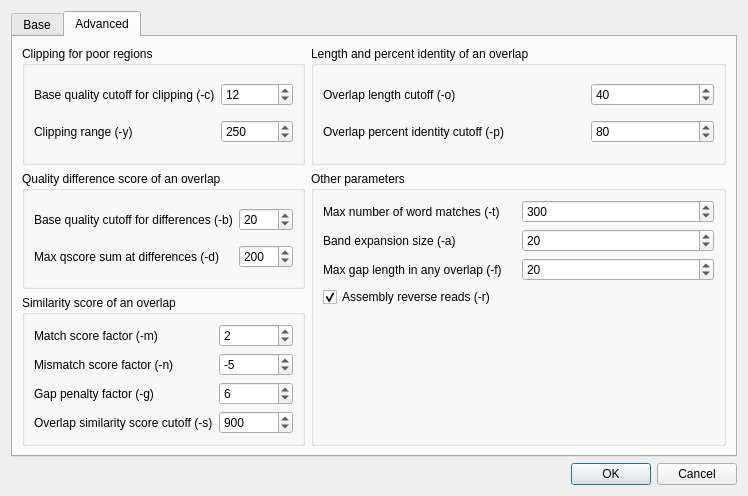
The window that src/plugins/external_tool_support/src/cap3/CAP3SupportDialog.ui (violethaze74/ugene) describes before a commit, drawn with Qt 5.
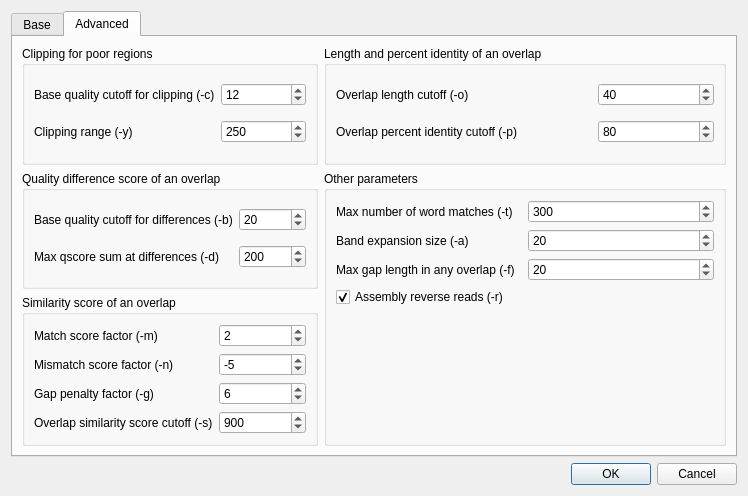
The same window after the commit.

Commit message: UGENE-5990 Change possible values of CAP3 parameters

Diff of the .ui file:
```diff
--- a/src/plugins/external_tool_support/src/cap3/CAP3SupportDialog.ui
+++ b/src/plugins/external_tool_support/src/cap3/CAP3SupportDialog.ui
@@ -155,7 +155,7 @@
              <number>6</number>
             </property>
             <property name="maximum">
-             <number>1000</number>
+             <number>2147483647</number>
             </property>
             <property name="value">
              <number>250</number>
@@ -184,7 +184,7 @@
              <number>16</number>
             </property>
             <property name="maximum">
-             <number>65535</number>
+             <number>2147483647</number>
             </property>
             <property name="value">
              <number>40</number>
@@ -204,7 +204,7 @@
              <number>66</number>
             </property>
             <property name="maximum">
-             <number>65535</number>
+             <number>2147483647</number>
             </property>
             <property name="value">
              <number>80</number>
@@ -243,7 +243,7 @@
              <number>21</number>
             </property>
             <property name="maximum">
-             <number>1000</number>
+             <number>2147483647</number>
             </property>
             <property name="value">
              <number>200</number>
@@ -279,7 +279,7 @@
              <number>31</number>
             </property>
             <property name="maximum">
-             <number>1000</number>
+             <number>2147483647</number>
             </property>
             <property name="value">
              <number>300</number>
@@ -305,7 +305,7 @@
              <number>10</number>
             </property>
             <property name="maximum">
-             <number>65535</number>
+             <number>2147483647</number>
             </property>
             <property name="value">
              <number>20</number>
@@ -325,7 +325,7 @@
              <number>2</number>
             </property>
             <property name="maximum">
-             <number>65535</number>
+             <number>2147483647</number>
             </property>
             <property name="value">
              <number>20</number>
@@ -374,7 +374,7 @@
           <item row="1" column="1">
            <widget class="QSpinBox" name="mismatchScoreFactorBox">
             <property name="minimum">
-             <number>-65536</number>
+             <number>-214748364</number>
             </property>
             <property name="maximum">
              <number>-1</number>
@@ -397,7 +397,7 @@
              <number>251</number>
             </property>
             <property name="maximum">
-             <number>1000</number>
+             <number>2147483647</number>
             </property>
             <property name="value">
              <number>900</number>
@@ -424,7 +424,7 @@
              <number>1</number>
             </property>
             <property name="maximum">
-             <number>100</number>
+             <number>2147483647</number>
             </property>
             <property name="value">
              <number>6</number>
@@ -437,7 +437,7 @@
              <number>1</number>
             </property>
             <property name="maximum">
-             <number>65535</number>
+             <number>2147483647</number>
             </property>
             <property name="value">
              <number>2</number>
```
